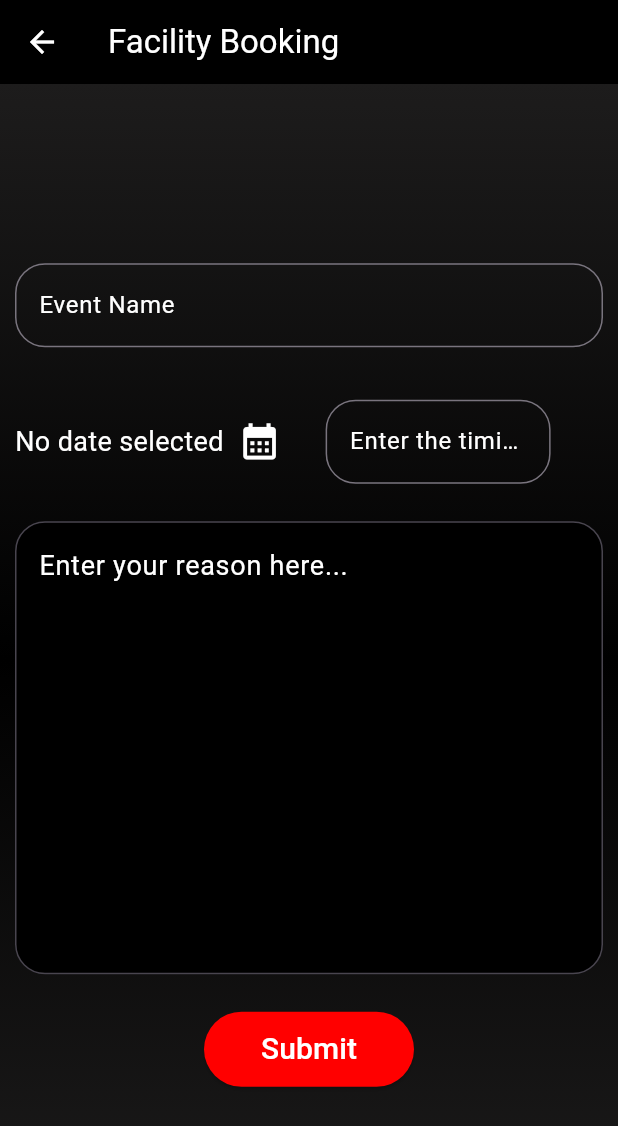
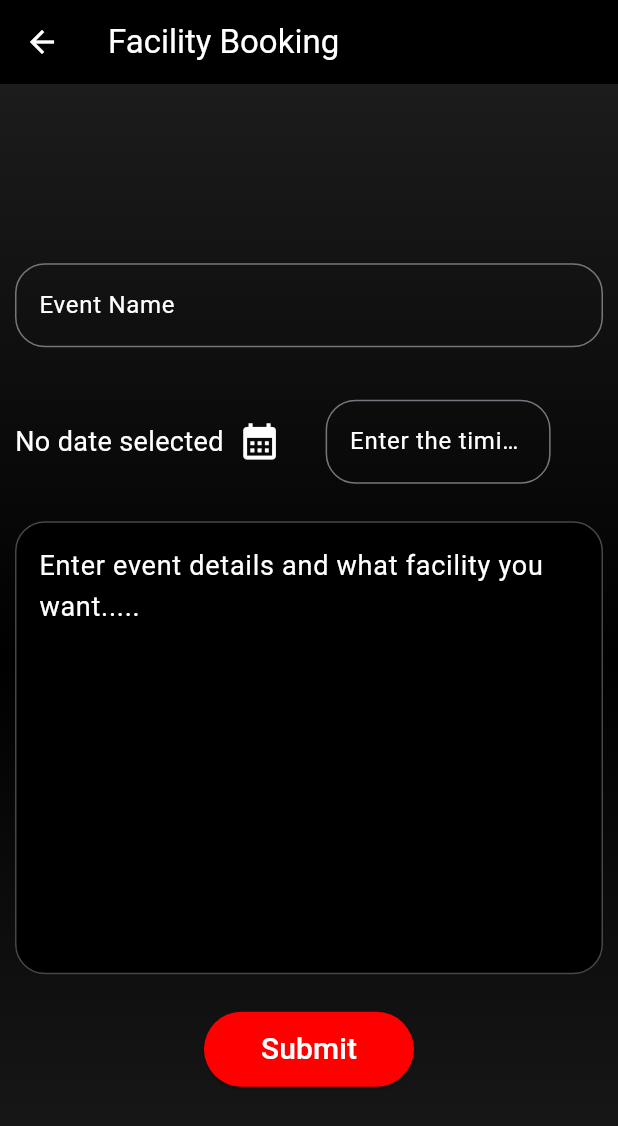
Before and after one commit to chetanyk655/Society, a Flutter app: the FacilityBookingScreen screen opened directly, on a phone screen of 412 x 824 dp. Shown: the top 1126 px of the screen. Run offline on Flutter 3.47's test engine with Material 3 defaults, Android fonts, the phone set to English and light mode, and no system bars; our stand-ins replace flutter_profile_picture, flutter_svg, google_fonts, image_picker; missing offline and left inert: dart:ffi; network calls fail.

Commit message:
Made something big

```diff
--- a/lib/member/facility_booking_screen.dart
+++ b/lib/member/facility_booking_screen.dart
@@ -1,8 +1,8 @@
-
 import 'package:flutter/material.dart';
 
-
 import 'package:intl/intl.dart';
+import 'package:first_app/services/api.dart';
+import 'package:first_app/member/current_signed.dart';
 
 final formatter = DateFormat.yMd();
 
@@ -15,16 +15,25 @@ class FacilityBookingScreen extends StatefulWidget {
 }
 
 class _FacilityBookingScreen extends State<FacilityBookingScreen> {
+  final TextEditingController _nameController = TextEditingController();
+  final TextEditingController _dateController = TextEditingController();
+  final TextEditingController _timeController = TextEditingController();
+  final TextEditingController _descController = TextEditingController();
   DateTime? _selectedDate;
+  DateTime? pickedDate;
   void _presentDatePicker() async {
     final now = DateTime.now();
-    final firstDate = DateTime(now.year - 40, now.month, now.day);
-    final pickedDate = await showDatePicker(
+
+    // Set the firstDate to now to allow selection of today and future dates
+    final firstDate = now;
+
+    // Set lastDate to a far future date
+    final lastDate = DateTime(2100);
+    pickedDate = await showDatePicker(
       context: context,
       initialDate: now,
       firstDate: firstDate,
-      lastDate: now,
-
+      lastDate: lastDate,
     );
     setState(() {
       _selectedDate = pickedDate;
@@ -35,9 +44,7 @@ class _FacilityBookingScreen extends State<FacilityBookingScreen> {
   Widget build(BuildContext context) {
     return Scaffold(
       appBar: AppBar(
-        iconTheme: const IconThemeData(
-          color: Colors.white
-        ),
+        iconTheme: const IconThemeData(color: Colors.white),
         title: const Text(
           'Facility Booking',
           style: TextStyle(color: Colors.white),
@@ -48,10 +55,10 @@ class _FacilityBookingScreen extends State<FacilityBookingScreen> {
         decoration: const BoxDecoration(
           gradient: LinearGradient(
             colors: [
-                  Color.fromARGB(255, 29, 28, 28),
-                  Color.fromARGB(255, 0, 0, 0),
-                  Color.fromARGB(255, 29, 28, 28)
-                ],
+              Color.fromARGB(255, 29, 28, 28),
+              Color.fromARGB(255, 0, 0, 0),
+              Color.fromARGB(255, 29, 28, 28)
+            ],
             begin: Alignment.topCenter,
             end: Alignment.bottomCenter,
           ),
@@ -62,14 +69,15 @@ class _FacilityBookingScreen extends State<FacilityBookingScreen> {
             child: SingleChildScrollView(
               child: Column(
                 children: [
-                  const SizedBox(height: 20,),
-                  const TextField(
-                    style: TextStyle(color: Colors.white),
+                  const SizedBox(
+                    height: 20,
+                  ),
+                  TextField(
+                    style: const TextStyle(color: Colors.white),
+                    controller: _nameController,
                     textAlign: TextAlign.left,
                     keyboardType: TextInputType.multiline,
-
-                    decoration: InputDecoration(
-
+                    decoration: const InputDecoration(
                         border: OutlineInputBorder(
                           borderRadius: BorderRadius.all(Radius.circular(20)),
                         ),
@@ -89,7 +97,8 @@ class _FacilityBookingScreen extends State<FacilityBookingScreen> {
                         _selectedDate == null
                             ? 'No date selected'
                             : formatter.format(_selectedDate!),
-                        style: const TextStyle(color: Colors.white, fontSize: 18),
+                        style:
+                            const TextStyle(color: Colors.white, fontSize: 18),
                       ),
                       Transform.scale(
                         scale: 1.2,
@@ -104,16 +113,18 @@ class _FacilityBookingScreen extends State<FacilityBookingScreen> {
                       const SizedBox(
                         width: 20,
                       ),
-                      const SizedBox(
+                      SizedBox(
                         width: 150,
                         child: TextField(
-                          style: TextStyle(color: Colors.white),
-                          keyboardType: TextInputType.number,
-                          decoration: InputDecoration(
+                          style: const TextStyle(color: Colors.white),
+                          controller: _timeController,
+                          keyboardType: const TextInputType.numberWithOptions(
+                              decimal: false),
+                          decoration: const InputDecoration(
                               border: OutlineInputBorder(
-                                borderRadius: BorderRadius.all(Radius.circular(20))
-                              ),
-                              hintText: 'Enter the timings',
+                                  borderRadius:
+                                      BorderRadius.all(Radius.circular(20))),
+                              hintText: 'Enter the timings(hh,mm)',
                               hintStyle: TextStyle(color: Colors.white)),
                         ),
                       ),
@@ -122,17 +133,21 @@ class _FacilityBookingScreen extends State<FacilityBookingScreen> {
                   const SizedBox(height: 25),
                   Column(
                     children: [
-                      const TextField(
+                      TextField(
                         maxLines: 10,
-                        style: TextStyle(color: Colors.white, fontSize: 18),
-                        decoration: InputDecoration(
-                          hintText: 'Enter your reason here...',
-                          hintStyle: TextStyle(color: Colors.white, fontSize: 18),
+                        style:
+                            const TextStyle(color: Colors.white, fontSize: 18),
+                        controller: _descController,
+                        decoration: const InputDecoration(
+                          hintText:
+                              'Enter event details and what facility you want.....',
+                          hintStyle:
+                              TextStyle(color: Colors.white, fontSize: 18),
                           fillColor: Color.fromARGB(255, 0, 0, 0),
                           filled: true,
                           border: OutlineInputBorder(
-                            borderRadius: BorderRadius.all(Radius.circular(20))
-                          ),
+                              borderRadius:
+                                  BorderRadius.all(Radius.circular(20))),
                         ),
                       ),
                       const SizedBox(height: 25),
@@ -142,10 +157,25 @@ class _FacilityBookingScreen extends State<FacilityBookingScreen> {
                         child: ElevatedButton(
                           style: ElevatedButton.styleFrom(
                             foregroundColor: Colors.black,
-                            backgroundColor: const Color.fromARGB(255, 255, 0, 0),
+                            backgroundColor:
+                                const Color.fromARGB(255, 255, 0, 0),
                           ),
-                          onPressed: () {},
-                          child: const Text('Submit',style: TextStyle(color: Color.fromARGB(255, 255, 255, 255),fontSize: 20),),
+                          onPressed: () {
+                            print(CurrentSigned.signedEmail);
+                            Api().uploadFacility({
+                              "name": _nameController.text,
+                              "date": pickedDate.toString(),
+                              "time": _timeController.text,
+                              "desc": _descController.text,
+                              "user_mail": CurrentSigned.signedEmail
+                            });
+                          },
+                          child: const Text(
+                            'Submit',
+                            style: TextStyle(
+                                color: Color.fromARGB(255, 255, 255, 255),
+                                fontSize: 20),
+                          ),
                         ),
                       )
                     ],
```
Also changed, not shown: lib/member/contant_system/contactListView.dart (+52 -38 lines), lib/member/contant_system/contact_list.dart (+6 -8 lines), lib/member/contant_system/modal_overlay.dart (+68 -41 lines), lib/member/dashboard_final.dart (+23 -6 lines), lib/member/market_place/add_product.dart (+21 -11 lines), lib/member/market_place/marketplace_screen.dart (+13 -10 lines), lib/services/api.dart (+138 -7 lines), 1 other file.
